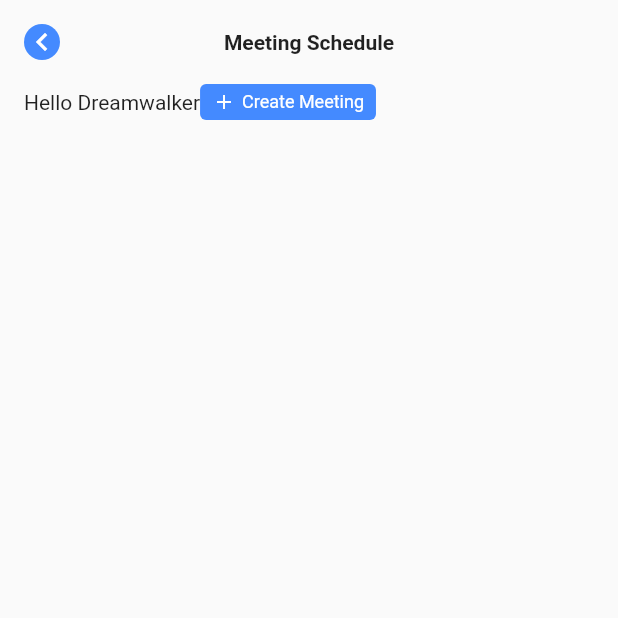
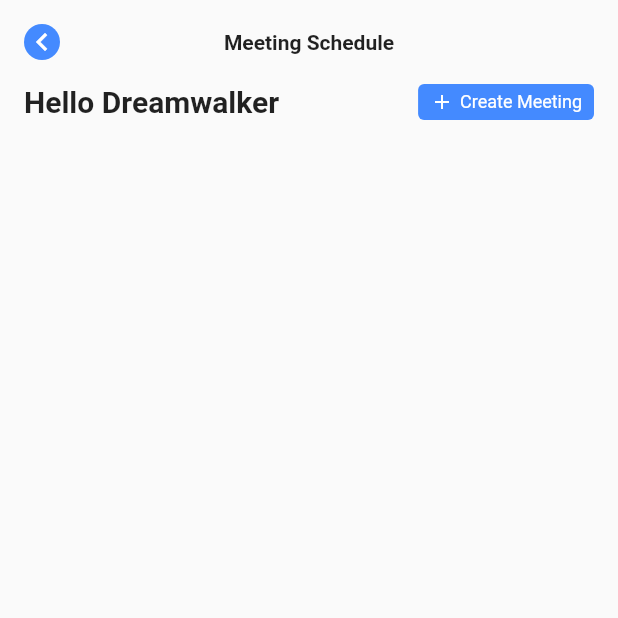
Before and after one commit to JAICHANGPARK/flutter_notebook_19th_story, a Flutter app: the screen it shows after launch, on a phone screen of 412 x 824 dp, the top half of it. Run offline on Flutter 3.47's test engine with Material 2 defaults, Android fonts, the phone set to English and light mode, and no system bars; our stand-ins replace bubble_tab_indicator, cached_network_image, countup, fl_chart, flutter_riverpod, freezed_annotation and 2 more.

Commit message:
Update office_main_page.dart

```diff
--- a/lib/ep1139_office_meeting_app/src/ui/office_main_page.dart
+++ b/lib/ep1139_office_meeting_app/src/ui/office_main_page.dart
@@ -47,10 +47,13 @@ class _OfficeMainPageState extends State<OfficeMainPage> {
               ),
               SizedBox(height: 16,),
               Row(
+                mainAxisAlignment: MainAxisAlignment.spaceBetween,
                 children: [
                   Text("Hello Dreamwalker", style: TextStyle(
+                    fontWeight: FontWeight.bold,
+                    fontSize: 20
+                  ),),
 
-                  ),),
 
                   Container(
                     padding: EdgeInsets.symmetric(horizontal: 8, vertical: 4),
```
